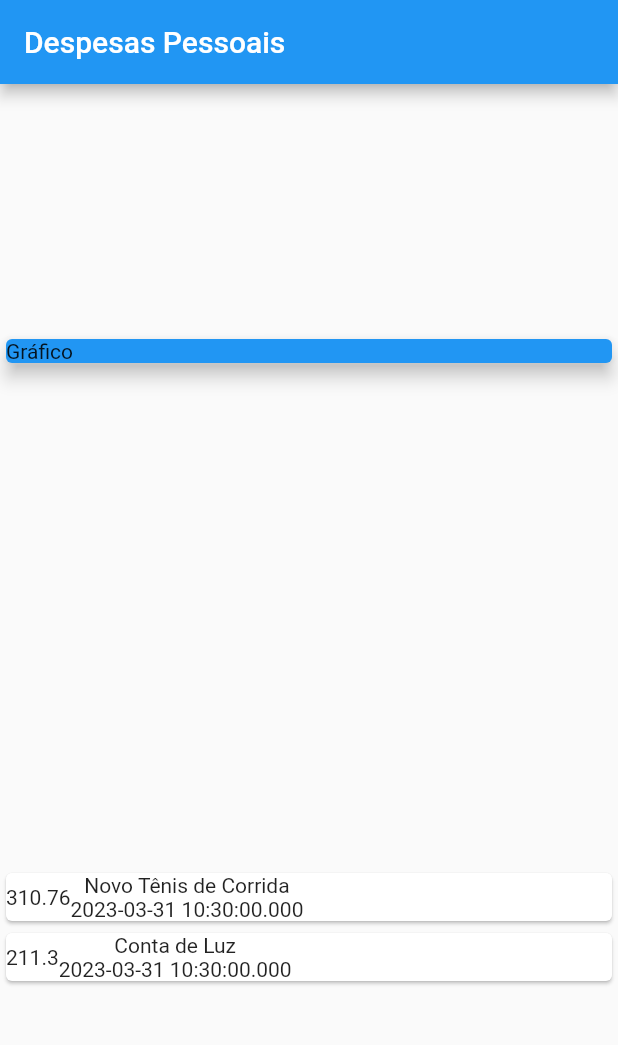
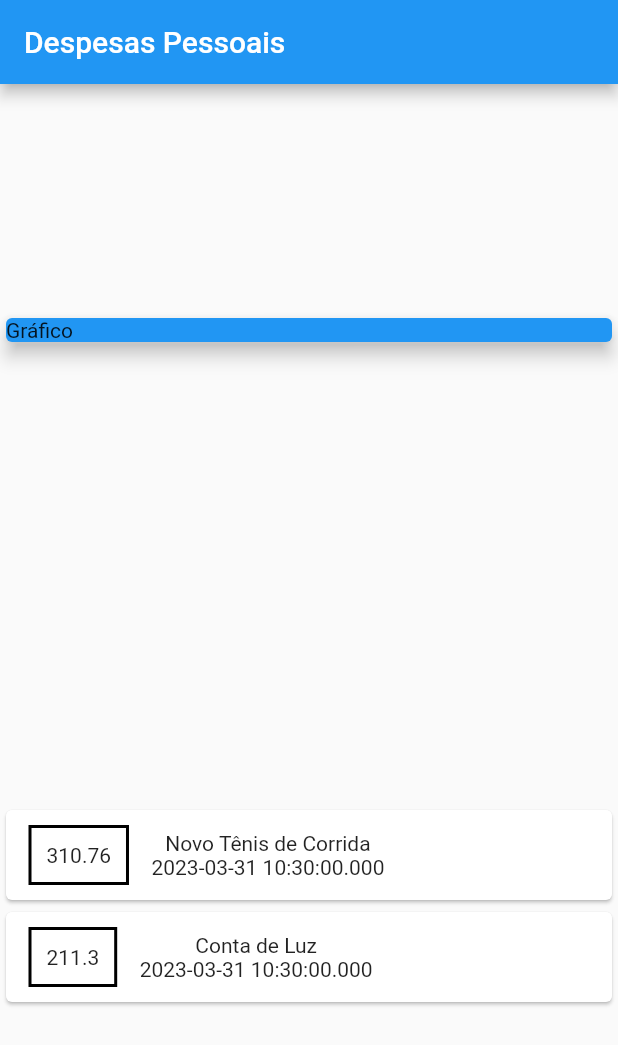
Before and after one commit to zullapo/aprenda_flutter_expenses, a Flutter app: the screen it shows after launch, on a phone screen of 412 x 824 dp. Shown: the top 1045 px of the screen. Run offline on Flutter 3.47's test engine with Material 2 defaults, Android fonts, the phone set to English and light mode, and no system bars.

Commit message:
Estilizando container do item da lista de transactions

```diff
--- a/lib/main.dart
+++ b/lib/main.dart
@@ -43,7 +43,16 @@ class MyHomePage extends StatelessWidget {
                   children: _transactions
                       .map((Transaction t) => Card(
                               child: Row(children: [
-                            Text(t.value.toString()),
+                            Container(
+                                margin: const EdgeInsets.symmetric(
+                                    horizontal: 15, vertical: 10),
+                                decoration: BoxDecoration(
+                                    border: Border.all(
+                                  color: Colors.black,
+                                  width: 2,
+                                )),
+                                padding: const EdgeInsets.all(10),
+                                child: Text(t.value.toString())),
                             Column(children: [
                               Text(t.title!),
                               Text(t.date.toString())
```
